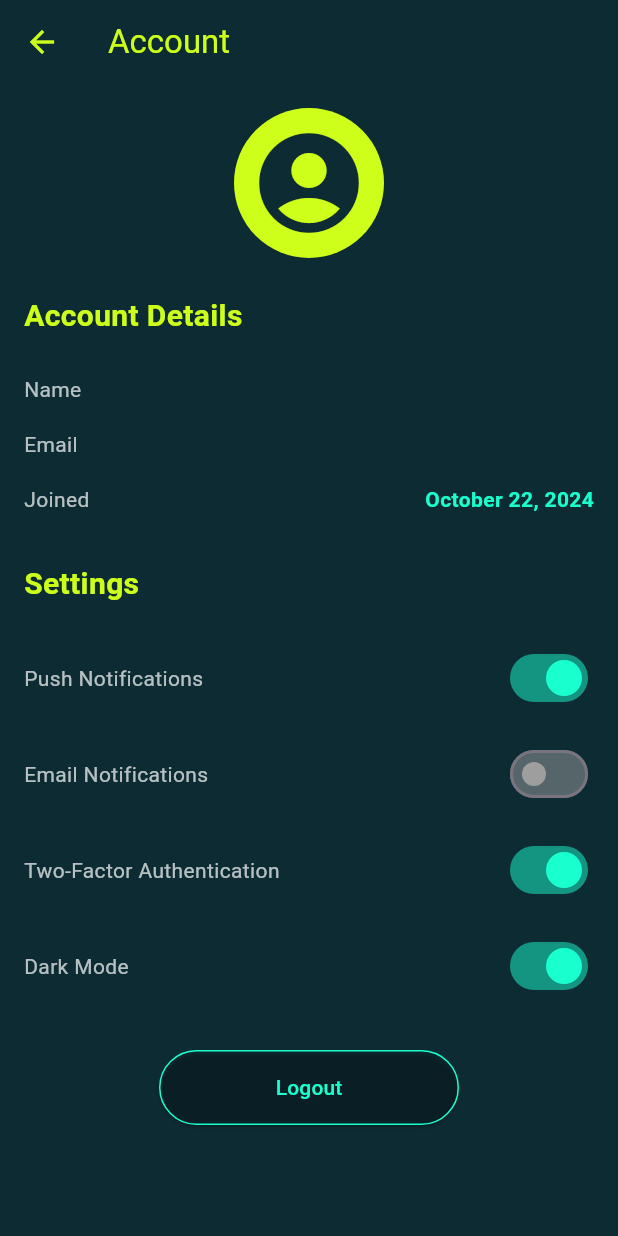
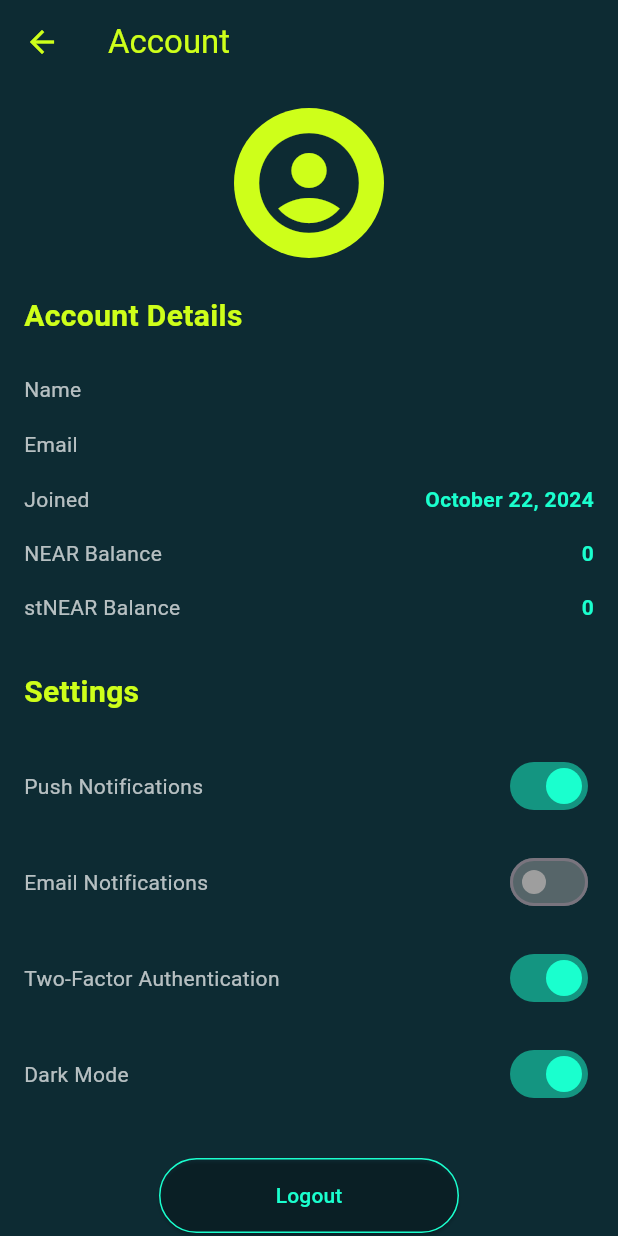
Before and after one commit to JittoJoseph/PreStake-Paper-Staking-App, a Flutter app: the AccountPage screen opened directly, on a phone screen of 412 x 824 dp. Run offline on Flutter 3.47's test engine with Material 3 defaults, Android fonts, the phone set to English and light mode, and no system bars; our stand-ins replace cloud_firestore, firebase_auth, firebase_core; accounts and stored records are empty; generated files the repository leaves out were written again.

Commit message:
account page updated

```diff
--- a/lib/pages/account.dart
+++ b/lib/pages/account.dart
@@ -90,6 +90,8 @@ class AccountPage extends StatelessWidget {
                       userData['name'] ?? 'N/A',
                       user?.email ?? 'N/A',
                       DateFormat('MMMM dd, yyyy').format(joinDate),
+                      userData['virtualNEARBalance'] ?? 0,
+                      userData['virtualStNEARBalance'] ?? 0,
                     ),
                     const SizedBox(height: 24),
                     _buildSettingsSection(primaryColor, accentColor),
@@ -119,8 +121,14 @@ class AccountPage extends StatelessWidget {
     );
   }
 
-  Widget _buildAccountDetails(Color primaryColor, Color accentColor,
-      String name, String email, String joinDate) {
+  Widget _buildAccountDetails(
+      Color primaryColor,
+      Color accentColor,
+      String name,
+      String email,
+      String joinDate,
+      int vNearBalance,
+      int vStNearBalance) {
     return Column(
       crossAxisAlignment: CrossAxisAlignment.start,
       children: [
@@ -136,6 +144,9 @@ class AccountPage extends StatelessWidget {
         _buildDetailRow('Name', name, accentColor),
         _buildDetailRow('Email', email, accentColor),
         _buildDetailRow('Joined', joinDate, accentColor),
+        _buildDetailRow('NEAR Balance', vNearBalance.toString(), accentColor),
+        _buildDetailRow(
+            'stNEAR Balance', vStNearBalance.toString(), accentColor),
       ],
     );
   }
```
